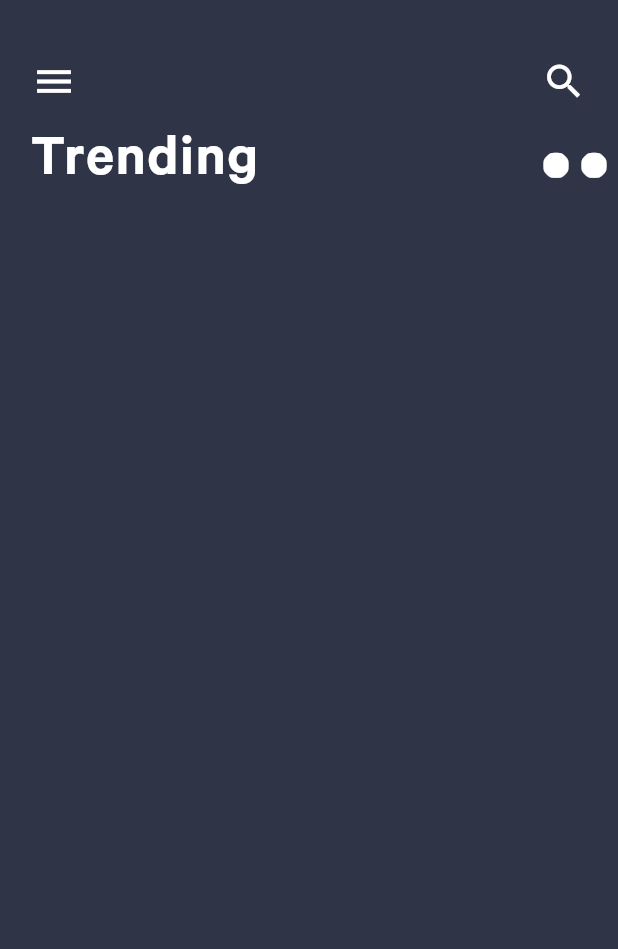
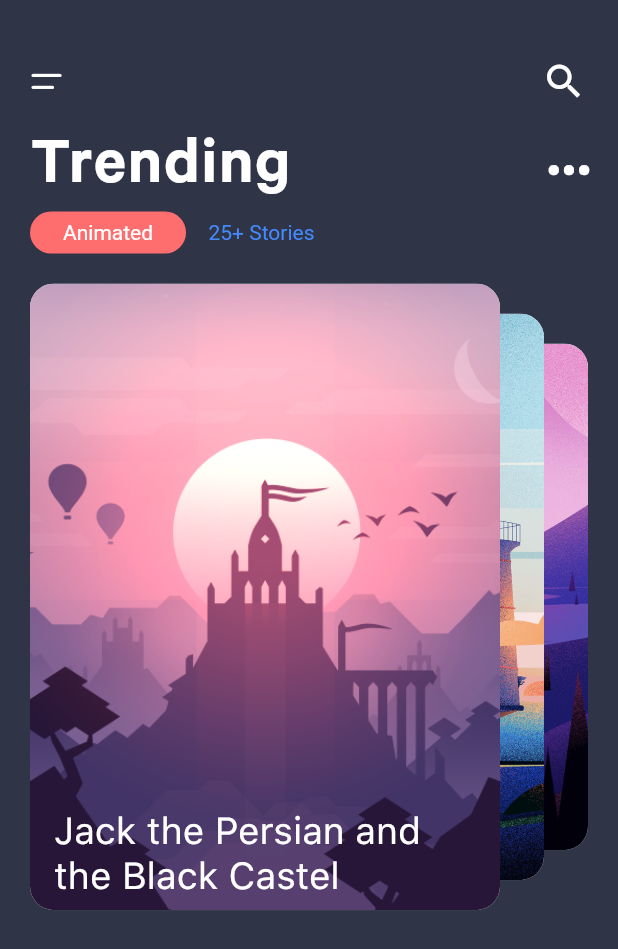
Before and after one commit to vedant-kokate/Flutter-Story-App, a Flutter app: the screen it shows after launch, on a phone screen of 412 x 824 dp. Shown: the top 949 px of the screen. Run offline on Flutter 3.47's test engine with Material 2 defaults, Android fonts, the phone set to English and light mode, and no system bars.

Commit message:
images with round borders

```diff
--- /dev/null
+++ b/story_app/lib/data.dart
@@ -0,0 +1,13 @@
+List<String> images = [
+  "assets/image_04.jpg",
+  "assets/image_03.jpg",
+  "assets/image_02.jpg",
+  "assets/image_01.png",
+];
+
+List<String> title = [
+  "Hounted Ground",
+  "Fallen In Love",
+  "The Dreaming Moon",
+  "Jack the Persian and the Black Castel",
+];
--- a/story_app/lib/main.dart
+++ b/story_app/lib/main.dart
@@ -1,5 +1,8 @@
+import 'dart:math';
+
 import 'package:flutter/material.dart';
 import 'custonIcons.dart';
+import 'data.dart';
 
 void main() => runApp(MaterialApp(
       home: MyApp(),
@@ -12,8 +15,15 @@ class MyApp extends StatefulWidget {
 }
 
 class _MyAppState extends State<MyApp> {
+  var currentPage = images.length - 1.0;
+
   @override
   Widget build(BuildContext context) {
+    PageController controller = PageController(initialPage: images.length - 1);
+    controller.addListener(() {
+      currentPage = controller.page;
+    });
+
     return Scaffold(
       backgroundColor: Color(0xFF2f3447),
       body: SingleChildScrollView(
@@ -27,7 +37,7 @@ class _MyAppState extends State<MyApp> {
                 children: <Widget>[
                   IconButton(
                     icon: Icon(
-                      Icons.menu,
+                      CustomIcons.menu,
                       color: Colors.white,
                       size: 30.0,
                     ),
@@ -53,22 +63,149 @@ class _MyAppState extends State<MyApp> {
                       'Trending',
                       style: TextStyle(
                           color: Colors.white,
-                          fontSize: 40.0,
+                          fontSize: 46.0,
                           fontFamily: "Calibre-Semibold",
                           letterSpacing: 1.0),
                     ),
                     IconButton(
                         icon: Icon(
                           CustomIcons.option,
-                          size: 30.0,
+                          size: 12.0,
                           color: Colors.white,
                         ),
                         onPressed: () {})
                   ],
+                )),
+            Padding(
+              padding: const EdgeInsets.only(left: 20.0),
+              child: Row(
+                children: <Widget>[
+                  Container(
+                    decoration: BoxDecoration(
+                        color: Color(0xFFff6e6e),
+                        borderRadius: BorderRadius.circular(20.0)),
+                    child: Center(
+                      child: Padding(
+                          padding: EdgeInsets.symmetric(
+                              horizontal: 22.0, vertical: 6.0),
+                          child: Text("Animated",
+                              style: TextStyle(color: Colors.white))),
+                    ),
+                  ),
+                  SizedBox(
+                    width: 15.0,
+                  ),
+                  Text(
+                    "25+ Stories",
+                    style: TextStyle(color: Colors.blueAccent),
+                  )
+                ],
+              ),
+            ),
+            Stack(
+              children: <Widget>[
+                CardScrollWidget(currentPage),
+                Positioned.fill(
+                    child: PageView.builder(
+                  itemCount: images.length,
+                  controller: controller,
+                  reverse: true,
+                  itemBuilder: (context, index) {
+                    return Container();
+                  },
                 ))
+              ],
+            )
           ],
         ),
       ),
     );
   }
 }
+
+var cardAspectRatio = 12.0 / 16.0;
+var widgetAspectRatio = cardAspectRatio * 1.2;
+var verticalInset = 20.0;
+
+class CardScrollWidget extends StatelessWidget {
+  var currentPage;
+  var padding = 20.0;
+  CardScrollWidget(this.currentPage);
+  @override
+  Widget build(BuildContext context) {
+    return new AspectRatio(
+      aspectRatio: widgetAspectRatio,
+      child: LayoutBuilder(
+        builder: (context, constrains) {
+          var width = constrains.maxWidth;
+          var height = constrains.maxHeight;
+
+          var safeWidth = width - 2 * padding;
+          var safeHeight = height - 2 * padding;
+
+          var heightOfPrimaryCard = safeHeight;
+          var widthOfPrimaryCard = heightOfPrimaryCard * cardAspectRatio;
+
+          var primaryCardLeft = safeWidth - widthOfPrimaryCard;
+          var horizontalInset = primaryCardLeft / 2;
+          List<Widget> cardList = new List();
+          for (var i = 0; i < images.length; i++) {
+            var delta = i - currentPage;
+            bool isOnRight = delta > 0;
+            var start = padding +
+                max(
+                    primaryCardLeft -
+                        horizontalInset * -delta * (isOnRight ? 15 : 1),
+                    0.0);
+            var cardItem = Positioned.directional(
+                top: padding + verticalInset * max(-delta, 0.0),
+                bottom: padding + verticalInset * max(-delta, 0.0),
+                start: start,
+                textDirection: TextDirection.rtl,
+                child: ClipRRect(
+                  borderRadius: BorderRadius.circular(16.0),
+                  child: Container(
+                    decoration: BoxDecoration(color: Colors.white, boxShadow: [
+                      BoxShadow(
+                          color: Colors.black12,
+                          offset: Offset(3.0, 6.0),
+                          blurRadius: 10.0)
+                    ]),
+                    child: AspectRatio(
+                        aspectRatio: cardAspectRatio,
+                        child: Stack(
+                          fit: StackFit.expand,
+                          children: <Widget>[
+                            Image.asset(images[i], fit: BoxFit.cover),
+                            Align(
+                                alignment: Alignment.bottomLeft,
+                                child: Column(
+                                  mainAxisSize: MainAxisSize.min,
+                                  crossAxisAlignment: CrossAxisAlignment.start,
+                                  children: <Widget>[
+                                    Padding(
+                                      padding: EdgeInsets.symmetric(
+                                          horizontal: 16.0, vertical: 8.0),
+                                      child: Text(title[i],
+                                          style: TextStyle(
+                                              color: Colors.white,
+                                              fontSize: 25.0,
+                                              fontFamily:
+                                                  "SF-Pro-Text-Regular")),
+                                    )
+                                  ],
+                                ))
+                          ],
+                        )),
+                  ),
+                ));
+            cardList.add(cardItem);
+          }
+          return Stack(
+            children: cardList,
+          );
+        },
+      ),
+    );
+  }
+}
```
